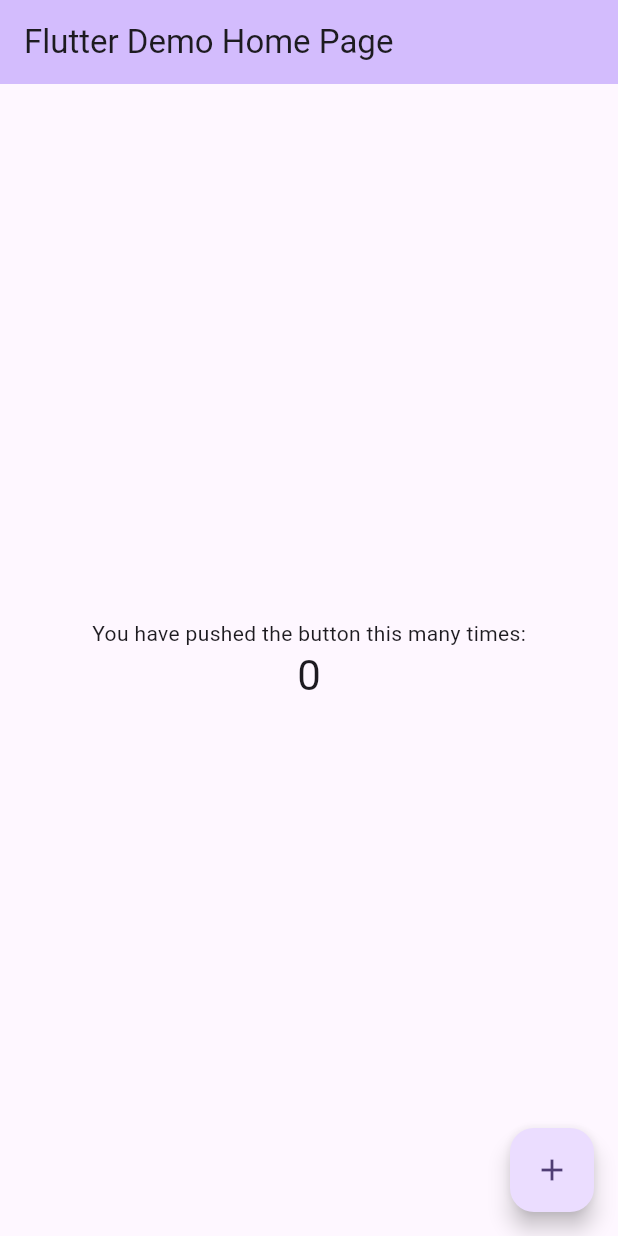
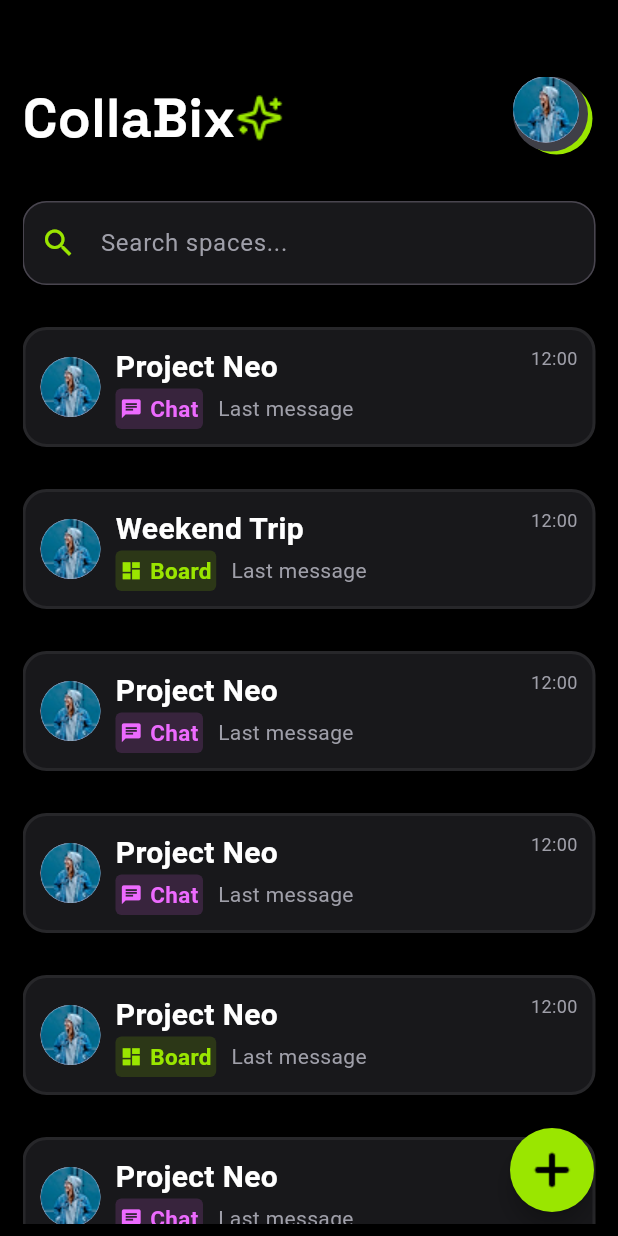
Before and after one commit to Fizzzle/collabix, a Flutter app: the screen it shows after launch, on a phone screen of 412 x 824 dp. Run offline on Flutter 3.47's test engine with Material 3 defaults, Android fonts, the phone set to English and light mode, and no system bars.

Commit message:
Feat: Home Screen

```diff
--- a/analysis_options.yaml
+++ b/analysis_options.yaml
@@ -7,7 +7,7 @@
 
 # The following line activates a set of recommended lints for Flutter apps,
 # packages, and plugins designed to encourage good coding practices.
-include: package:flutter_lints/flutter.yaml
+include: package:solid_lints/analysis_options.yaml
 
 linter:
   # The lint rules applied to this project can be customized in the
--- /dev/null
+++ b/lib/app/app.dart
@@ -0,0 +1,16 @@
+import 'package:collabix/features/home/presentation/home_screen.dart';
+import 'package:flutter/material.dart';
+
+/// Entry point of the application
+class App extends StatelessWidget {
+  /// Constructor
+  const App({super.key});
+
+  @override
+  Widget build(BuildContext context) {
+    return const MaterialApp(
+      debugShowCheckedModeBanner: false,
+      home: HomeScreen(),
+    );
+  }
+}
--- /dev/null
+++ b/lib/core/constants/app_colors.dart
@@ -0,0 +1,25 @@
+import 'dart:ui';
+
+/// App colors
+class AppColors {
+  /// Background color
+  static const Color background = Color(0xFF000000);
+
+  /// Text color
+  static const Color text = Color(0xFFFFFFFF);
+
+  /// Board text color
+  static const Color boardText = Color(0xFF9AE600);
+
+  /// Chat text color
+  static const Color chatText = Color(0xFFED6AFF);
+
+  /// Upcoming message text color
+  static const Color upcomingMessageText = Color(0xFF9F9FA9);
+
+  /// Border color
+  static const Color borderColor = Color(0xFF27272A);
+
+  /// Background item color
+  static const Color backgroundItemColor = Color(0xFF18181B);
+}
--- /dev/null
+++ b/lib/features/chat/presentation/chat_screen.dart
@@ -0,0 +1,25 @@
+import 'package:collabix/core/constants/app_colors.dart';
+import 'package:flutter/material.dart';
+
+/// Chat screen
+class ChatScreen extends StatefulWidget {
+  /// Constructor
+  const ChatScreen({super.key});
+
+  @override
+  State<ChatScreen> createState() => _ChatScreenState();
+}
+
+class _ChatScreenState extends State<ChatScreen> {
+  @override
+  Widget build(BuildContext context) {
+    return const Scaffold(
+      body: Column(
+        children: [
+          Text('Chat'),
+        ],
+      ),
+      backgroundColor: AppColors.background,
+    );
+  }
+}
--- /dev/null
+++ b/lib/features/home/presentation/home_screen.dart
@@ -0,0 +1,236 @@
+import 'package:collabix/core/constants/app_colors.dart';
+import 'package:collabix/features/chat/presentation/chat_screen.dart';
+import 'package:collabix/features/home/widgets/name_and_logo_widget.dart';
+import 'package:collabix/features/home/widgets/profile_widget.dart';
+import 'package:collabix/features/home/widgets/user_chat_info_widget.dart';
+import 'package:flutter/material.dart';
+
+/// Home screen
+class HomeScreen extends StatefulWidget {
+  /// Constructor
+  const HomeScreen({super.key});
+
+  @override
+  State<HomeScreen> createState() => _HomeScreenState();
+}
+
+class _HomeScreenState extends State<HomeScreen> {
+  final TextEditingController searchController = TextEditingController();
+
+  //!Fake DATA for while development
+  final List<Map<String, dynamic>> chatInfo = [
+    {
+      'title': 'Project Neo',
+      'lastMessage': 'Last message',
+      'category': 'Chat',
+      'time': '12:00',
+    },
+
+    {
+      'title': 'Weekend Trip',
+      'lastMessage': 'Last message',
+      'category': 'Board',
+      'time': '12:00',
+    },
+
+    {
+      'title': 'Project Neo',
+      'lastMessage': 'Last message',
+      'category': 'Chat',
+      'time': '12:00',
+    },
+
+    {
+      'title': 'Project Neo',
+      'lastMessage': 'Last message',
+      'category': 'Chat',
+      'time': '12:00',
+    },
+
+    {
+      'title': 'Project Neo',
+      'lastMessage': 'Last message',
+      'category': 'Board',
+      'time': '12:00',
+    },
+    {
+      'title': 'Project Neo',
+      'lastMessage': 'Last message',
+      'category': 'Chat',
+      'time': '12:00',
+    },
+    {
+      'title': 'Project Neo',
+      'lastMessage': 'Last message',
+      'category': 'Board',
+      'time': '12:00',
+    },
+    {
+      'title': 'Project Neo',
+      'lastMessage': 'Last message',
+      'category': 'Board',
+      'time': '12:00',
+    },
+    {
+      'title': 'Project Neo',
+      'lastMessage': 'Last message',
+      'category': 'Chat',
+      'time': '12:00',
+    },
+  ];
+
+  @override
+  Widget build(BuildContext context) {
+    return Scaffold(
+      body: GestureDetector(
+        behavior: HitTestBehavior.opaque,
+        onTap: () {
+          FocusManager.instance.primaryFocus?.unfocus();
+        },
+        child: Padding(
+          padding: const EdgeInsets.fromLTRB(15.0, 51.0, 15.0, 8.0),
+          child: SingleChildScrollView(
+            child: Column(
+              spacing: 28,
+              children: [
+                const _AppBarWidget(),
+                _FindSpacesWidget(
+                  searchController: searchController,
+                ),
+                ...List.generate(
+                  chatInfo.length,
+                  (index) => _DiscussionWidget(
+                    chatInfo: chatInfo[index],
+                    onTap: () {
+                      Navigator.push(
+                        context,
+                        PageRouteBuilder(
+                          pageBuilder: (_, __, ___) => const ChatScreen(),
+                          transitionsBuilder: (_, animation, __, child) {
+                            return FadeTransition(
+                              opacity: animation,
+                              child: child,
+                            );
+                          },
+                        ),
+                      );
+                    },
+                  ),
+                ),
+              ],
+            ),
+          ),
+        ),
+      ),
+      backgroundColor: AppColors.background,
+      floatingActionButton: FloatingActionButton(
+        shape: const CircleBorder(),
+        backgroundColor: AppColors.boardText,
+        onPressed: () {
+          ///TODO: implement create space screen
+        },
+        child: Image.asset('assets/images/plus.png'),
+      ),
+    );
+  }
+
+  @override
+  void dispose() {
+    searchController.dispose();
+    super.dispose();
+  }
+}
+
+class _DiscussionWidget extends StatelessWidget {
+  final Map<String, dynamic> chatInfo;
+  final VoidCallback? onTap;
+  const _DiscussionWidget({
+    required this.onTap,
+    required this.chatInfo,
+  });
+
+  @override
+  Widget build(BuildContext context) {
+    return GestureDetector(
+      onTap: onTap,
+      child: Container(
+        padding: const EdgeInsets.all(10),
+        width: double.infinity,
+        height: 80,
+        decoration: BoxDecoration(
+          borderRadius: BorderRadius.circular(16),
+          color: AppColors.backgroundItemColor,
+          border: Border.all(color: AppColors.borderColor, width: 2),
+        ),
+        child: UserChatInfoWidget(
+          title: chatInfo['title'] as String,
+          category: chatInfo['category'] as String,
+          lastMessage: chatInfo['lastMessage'] as String,
+          time: chatInfo['time'] as String,
+        ),
+      ),
+    );
+  }
+}
+
+class _FindSpacesWidget extends StatelessWidget {
+  final TextEditingController searchController;
+
+  const _FindSpacesWidget({
+    required this.searchController,
+  });
+
+  @override
+  Widget build(BuildContext context) {
+    return TextFormField(
+      style: const TextStyle(
+        color: AppColors.text,
+      ),
+      controller: searchController,
+      decoration: InputDecoration(
+        focusedBorder: OutlineInputBorder(
+          borderSide: const BorderSide(
+            color: AppColors.boardText,
+          ),
+
+          borderRadius: BorderRadius.circular(16),
+        ),
+        border: OutlineInputBorder(
+          borderRadius: BorderRadius.circular(16),
+        ),
+        filled: true,
+        fillColor: AppColors.backgroundItemColor,
+        hintText: 'Search spaces...',
+        hintStyle: const TextStyle(
+          color: AppColors.upcomingMessageText,
+          fontSize: 16,
+        ),
+
+        prefixIcon: const Icon(
+          Icons.search,
+          color: AppColors.boardText,
+        ),
+      ),
+    );
+  }
+}
+
+class _AppBarWidget extends StatelessWidget {
+  const _AppBarWidget();
+
+  @override
+  Widget build(BuildContext context) {
+    return Row(
+      mainAxisAlignment: MainAxisAlignment.spaceBetween,
+      spacing: 10,
+      children: [
+        const NameAndLogoWidget(),
+        ProfileWidget(
+          onTap: () {
+            ///TODO: implement profile screen
+          },
+        ),
+      ],
+    );
+  }
+}
--- /dev/null
+++ b/lib/features/home/widgets/name_and_logo_widget.dart
@@ -0,0 +1,28 @@
+import 'package:collabix/core/constants/app_colors.dart';
+import 'package:flutter/material.dart';
+
+/// Name and logo widget
+class NameAndLogoWidget extends StatelessWidget {
+  /// Constructor
+  const NameAndLogoWidget({
+    super.key,
+  });
+
+  @override
+  Widget build(BuildContext context) {
+    return Row(
+      children: [
+        const Text(
+          'CollaBix',
+          style: TextStyle(
+            color: AppColors.text,
+            fontSize: 36,
+            fontWeight: FontWeight.bold,
+            fontFamily: 'SpaceGrot',
+          ),
+        ),
+        Image.asset('assets/images/img.png'),
+      ],
+    );
+  }
+}
--- /dev/null
+++ b/lib/features/home/widgets/profile_widget.dart
@@ -0,0 +1,50 @@
+import 'package:collabix/core/constants/app_colors.dart';
+import 'package:flutter/material.dart';
+
+/// Profile widget
+class ProfileWidget extends StatelessWidget {
+  /// On tap callback
+  final void Function() onTap;
+
+  /// Constructor
+  const ProfileWidget({
+    required this.onTap,
+    super.key,
+  });
+
+  @override
+  Widget build(BuildContext context) {
+    return SizedBox(
+      width: 55,
+      height: 55,
+      child: GestureDetector(
+        onTap: onTap,
+        child: const Stack(
+          children: [
+            Positioned(
+              top: 4,
+              left: 5,
+              child: CircleAvatar(
+                radius: 24,
+                backgroundColor: AppColors.boardText,
+              ),
+            ),
+            Positioned(
+              top: 0,
+              left: 0,
+              child: CircleAvatar(
+                radius: 25,
+                backgroundColor: Color(0xFF3F3F47),
+              ),
+            ),
+
+            CircleAvatar(
+              radius: 22,
+              backgroundImage: AssetImage('assets/images/ava.png'),
+            ),
+          ],
+        ),
+      ),
+    );
+  }
+}
--- /dev/null
+++ b/lib/features/home/widgets/user_chat_info_widget.dart
@@ -0,0 +1,111 @@
+import 'package:collabix/core/constants/app_colors.dart';
+import 'package:flutter/material.dart';
+
+/// User chat info widget
+class UserChatInfoWidget extends StatelessWidget {
+  /// Name
+  final String title;
+
+  /// Category
+  final String category;
+
+  /// Last message
+  final String lastMessage;
+
+  /// Time
+  final String time;
+
+  /// Constructor
+  const UserChatInfoWidget({
+    required this.title,
+    required this.category,
+    required this.lastMessage,
+    required this.time,
+    super.key,
+  });
+
+  @override
+  Widget build(BuildContext context) {
+    return Row(
+      mainAxisAlignment: MainAxisAlignment.spaceBetween,
+      children: [
+        ///Будут аватарки тех юзеров, с которыми идет чат
+        Row(
+          spacing: 10,
+          children: [
+            const CircleAvatar(
+              radius: 20,
+              backgroundImage: AssetImage('assets/images/ava.png'),
+            ),
+            Column(
+              crossAxisAlignment: CrossAxisAlignment.start,
+              children: [
+                Text(
+                  title,
+                  style: const TextStyle(
+                    color: AppColors.text,
+                    fontSize: 20,
+                    fontWeight: FontWeight.bold,
+                  ),
+                ),
+                Row(
+                  spacing: 10,
+                  children: [
+                    Container(
+                      padding: const EdgeInsets.all(3),
+                      decoration: BoxDecoration(
+                        color: category == 'Board'
+                            ? AppColors.boardText.withValues(alpha: 0.15)
+                            : AppColors.chatText.withValues(alpha: 0.15),
+                        borderRadius: BorderRadius.circular(4),
+                      ),
+                      child: Row(
+                        spacing: 5,
+                        children: [
+                          Icon(
+                            category == 'Board' ? Icons.dashboard : Icons.chat,
+                            color: category == 'Board'
+                                ? AppColors.boardText
+                                : AppColors.chatText,
+                            size: 15,
+                          ),
+                          Text(
+                            category,
+                            style: TextStyle(
+                              color: category == 'Board'
+                                  ? AppColors.boardText
+                                  : AppColors.chatText,
+                              fontSize: 15,
+                              fontWeight: FontWeight.bold,
+                            ),
+                          ),
+                        ],
+                      ),
+                    ),
+                    Text(
+                      lastMessage,
+                      style: const TextStyle(
+                        color: AppColors.upcomingMessageText,
+                        fontSize: 14,
+                      ),
+                    ),
+                  ],
+                ),
+              ],
+            ),
+          ],
+        ),
+        Align(
+          alignment: Alignment.topRight,
+          child: Text(
+            time,
+            style: const TextStyle(
+              color: AppColors.upcomingMessageText,
+              fontSize: 12,
+            ),
+          ),
+        ),
+      ],
+    );
+  }
+}
--- a/lib/main.dart
+++ b/lib/main.dart
@@ -1,122 +1,9 @@
+import 'package:collabix/app/app.dart';
 import 'package:flutter/material.dart';
+import 'package:flutter/services.dart';
 
 void main() {
-  runApp(const MyApp());
+  WidgetsFlutterBinding.ensureInitialized();
+  SystemChrome.setEnabledSystemUIMode(SystemUiMode.immersiveSticky);
+  runApp(const App());
 }
-
-class MyApp extends StatelessWidget {
-  const MyApp({super.key});
-
-  // This widget is the root of your application.
-  @override
-  Widget build(BuildContext context) {
-    return MaterialApp(
-      title: 'Flutter Demo',
-      theme: ThemeData(
-        // This is the theme of your application.
-        //
-        // TRY THIS: Try running your application with "flutter run". You'll see
-        // the application has a purple toolbar. Then, without quitting the app,
-        // try changing the seedColor in the colorScheme below to Colors.green
-        // and then invoke "hot reload" (save your changes or press the "hot
-        // reload" button in a Flutter-supported IDE, or press "r" if you used
-        // the command line to start the app).
-        //
-        // Notice that the counter didn't reset back to zero; the application
-        // state is not lost during the reload. To reset the state, use hot
-        // restart instead.
-        //
-        // This works for code too, not just values: Most code changes can be
-        // tested with just a hot reload.
-        colorScheme: ColorScheme.fromSeed(seedColor: Colors.deepPurple),
-      ),
-      home: const MyHomePage(title: 'Flutter Demo Home Page'),
-    );
-  }
-}
-
-class MyHomePage extends StatefulWidget {
-  const MyHomePage({super.key, required this.title});
-
-  // This widget is the home page of your application. It is stateful, meaning
-  // that it has a State object (defined below) that contains fields that affect
-  // how it looks.
-
-  // This class is the configuration for the state. It holds the values (in this
-  // case the title) provided by the parent (in this case the App widget) and
-  // used by the build method of the State. Fields in a Widget subclass are
-  // always marked "final".
-
-  final String title;
-
-  @override
-  State<MyHomePage> createState() => _MyHomePageState();
-}
-
-class _MyHomePageState extends State<MyHomePage> {
-  int _counter = 0;
-
-  void _incrementCounter() {
-    setState(() {
-      // This call to setState tells the Flutter framework that something has
-      // changed in this State, which causes it to rerun the build method below
-      // so that the display can reflect the updated values. If we changed
-      // _counter without calling setState(), then the build method would not be
-      // called again, and so nothing would appear to happen.
-      _counter++;
-    });
-  }
-
-  @override
-  Widget build(BuildContext context) {
-    // This method is rerun every time setState is called, for instance as done
-    // by the _incrementCounter method above.
-    //
-    // The Flutter framework has been optimized to make rerunning build methods
-    // fast, so that you can just rebuild anything that needs updating rather
-    // than having to individually change instances of widgets.
-    return Scaffold(
-      appBar: AppBar(
-        // TRY THIS: Try changing the color here to a specific color (to
-        // Colors.amber, perhaps?) and trigger a hot reload to see the AppBar
-        // change color while the other colors stay the same.
-        backgroundColor: Theme.of(context).colorScheme.inversePrimary,
-        // Here we take the value from the MyHomePage object that was created by
-        // the App.build method, and use it to set our appbar title.
-        title: Text(widget.title),
-      ),
-      body: Center(
-        // Center is a layout widget. It takes a single child and positions it
-        // in the middle of the parent.
-        child: Column(
-          // Column is also a layout widget. It takes a list of children and
-          // arranges them vertically. By default, it sizes itself to fit its
-          // children horizontally, and tries to be as tall as its parent.
-          //
-          // Column has various properties to control how it sizes itself and
-          // how it positions its children. Here we use mainAxisAlignment to
-          // center the children vertically; the main axis here is the vertical
-          // axis because Columns are vertical (the cross axis would be
-          // horizontal).
-          //
-          // TRY THIS: Invoke "debug painting" (choose the "Toggle Debug Paint"
-          // action in the IDE, or press "p" in the console), to see the
-          // wireframe for each widget.
-          mainAxisAlignment: MainAxisAlignment.center,
-          children: <Widget>[
-            const Text('You have pushed the button this many times:'),
-            Text(
-              '$_counter',
-              style: Theme.of(context).textTheme.headlineMedium,
-            ),
-          ],
-        ),
-      ),
-      floatingActionButton: FloatingActionButton(
-        onPressed: _incrementCounter,
-        tooltip: 'Increment',
-        child: const Icon(Icons.add),
-      ), // This trailing comma makes auto-formatting nicer for build methods.
-    );
-  }
-}
--- a/lib/presetention/pages/chats_page.dart
+++ /dev/null
@@ -1,18 +0,0 @@
-import 'package:flutter/material.dart';
-
-class ChatsPage extends StatefulWidget {
-  const ChatsPage({super.key});
-
-  @override
-  State<ChatsPage> createState() => _ChatsPageState();
-}
-
-class _ChatsPageState extends State<ChatsPage> {
-  @override
-  Widget build(BuildContext context) {
-    return Scaffold(
-      appBar: AppBar(title: Text('Collabix')),
-      body: Center(child: Text('Chats')),
-    );
-  }
-}
```
Also changed, not shown: pubspec.yaml (+16 -20 lines), assets/font/SpaceGrotesk-Bold.ttf (added), assets/font/SpaceGrotesk-Light.ttf (added), assets/font/SpaceGrotesk-Medium.ttf (added), assets/font/SpaceGrotesk-Regular.ttf (added), assets/font/SpaceGrotesk-SemiBold.ttf (added), assets/images/ava.png (added), assets/images/img.png (added), assets/images/plus.png (added), pubspec.lock, 1 other file.
